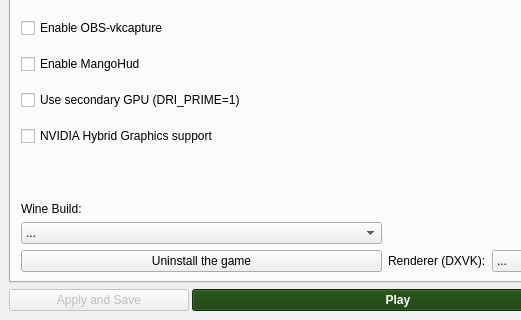
Old version of the form src/installer.ui in the repository polkaulfield/lol-for-linux-installer; both pictures show x 0 to 521 and y 86 to 406 of the 613 by 406 pixel window.
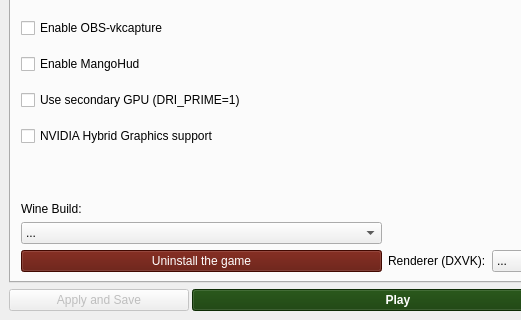
New version of the form. The open tabs and pages were chosen to show the change. Icons and pictures are not drawn.

Commit message: Change color palette of some buttons

Patch:
```diff
--- a/src/installer.ui
+++ b/src/installer.ui
@@ -772,6 +772,448 @@
                        <verstretch>0</verstretch>
                       </sizepolicy>
                      </property>
+                     <property name="palette">
+                      <palette>
+                       <active>
+                        <colorrole role="WindowText">
+                         <brush brushstyle="SolidPattern">
+                          <color alpha="255">
+                           <red>255</red>
+                           <green>255</green>
+                           <blue>255</blue>
+                          </color>
+                         </brush>
+                        </colorrole>
+                        <colorrole role="Button">
+                         <brush brushstyle="SolidPattern">
+                          <color alpha="255">
+                           <red>93</red>
+                           <green>13</green>
+                           <blue>2</blue>
+                          </color>
+                         </brush>
+                        </colorrole>
+                        <colorrole role="Light">
+                         <brush brushstyle="SolidPattern">
+                          <color alpha="255">
+                           <red>139</red>
+                           <green>19</green>
+                           <blue>3</blue>
+                          </color>
+                         </brush>
+                        </colorrole>
+                        <colorrole role="Midlight">
+                         <brush brushstyle="SolidPattern">
+                          <color alpha="255">
+                           <red>116</red>
+                           <green>16</green>
+                           <blue>2</blue>
+                          </color>
+                         </brush>
+                        </colorrole>
+                        <colorrole role="Dark">
+                         <brush brushstyle="SolidPattern">
+                          <color alpha="255">
+                           <red>46</red>
+                           <green>6</green>
+                           <blue>1</blue>
+                          </color>
+                         </brush>
+                        </colorrole>
+                        <colorrole role="Mid">
+                         <brush brushstyle="SolidPattern">
+                          <color alpha="255">
+                           <red>62</red>
+                           <green>9</green>
+                           <blue>1</blue>
+                          </color>
+                         </brush>
+                        </colorrole>
+                        <colorrole role="Text">
+                         <brush brushstyle="SolidPattern">
+                          <color alpha="255">
+                           <red>255</red>
+                           <green>255</green>
+                           <blue>255</blue>
+                          </color>
+                         </brush>
+                        </colorrole>
+                        <colorrole role="BrightText">
+                         <brush brushstyle="SolidPattern">
+                          <color alpha="255">
+                           <red>255</red>
+                           <green>255</green>
+                           <blue>255</blue>
+                          </color>
+                         </brush>
+                        </colorrole>
+                        <colorrole role="ButtonText">
+                         <brush brushstyle="SolidPattern">
+                          <color alpha="255">
+                           <red>255</red>
+                           <green>255</green>
+                           <blue>255</blue>
+                          </color>
+                         </brush>
+                        </colorrole>
+                        <colorrole role="Base">
+                         <brush brushstyle="SolidPattern">
+                          <color alpha="255">
+                           <red>0</red>
+                           <green>0</green>
+                           <blue>0</blue>
+                          </color>
+                         </brush>
+                        </colorrole>
+                        <colorrole role="Window">
+                         <brush brushstyle="SolidPattern">
+                          <color alpha="255">
+                           <red>93</red>
+                           <green>13</green>
+                           <blue>2</blue>
+                          </color>
+                         </brush>
+                        </colorrole>
+                        <colorrole role="Shadow">
+                         <brush brushstyle="SolidPattern">
+                          <color alpha="255">
+                           <red>0</red>
+                           <green>0</green>
+                           <blue>0</blue>
+                          </color>
+                         </brush>
+                        </colorrole>
+                        <colorrole role="AlternateBase">
+                         <brush brushstyle="SolidPattern">
+                          <color alpha="255">
+                           <red>46</red>
+                           <green>6</green>
+                           <blue>1</blue>
+                          </color>
+                         </brush>
+                        </colorrole>
+                        <colorrole role="ToolTipBase">
+                         <brush brushstyle="SolidPattern">
+                          <color alpha="255">
+                           <red>255</red>
+                           <green>255</green>
+                           <blue>220</blue>
+                          </color>
+                         </brush>
+                        </colorrole>
+                        <colorrole role="ToolTipText">
+                         <brush brushstyle="SolidPattern">
+                          <color alpha="255">
+                           <red>0</red>
+                           <green>0</green>
+                           <blue>0</blue>
+                          </color>
+                         </brush>
+                        </colorrole>
+                        <colorrole role="PlaceholderText">
+                         <brush brushstyle="SolidPattern">
+                          <color alpha="128">
+                           <red>255</red>
+                           <green>255</green>
+                           <blue>255</blue>
+                          </color>
+                         </brush>
+                        </colorrole>
+                       </active>
+                       <inactive>
+                        <colorrole role="WindowText">
+                         <brush brushstyle="SolidPattern">
+                          <color alpha="255">
+                           <red>255</red>
+                           <green>255</green>
+                           <blue>255</blue>
+                          </color>
+                         </brush>
+                        </colorrole>
+                        <colorrole role="Button">
+                         <brush brushstyle="SolidPattern">
+                          <color alpha="255">
+                           <red>93</red>
+                           <green>13</green>
+                           <blue>2</blue>
+                          </color>
+                         </brush>
+                        </colorrole>
+                        <colorrole role="Light">
+                         <brush brushstyle="SolidPattern">
+                          <color alpha="255">
+                           <red>139</red>
+                           <green>19</green>
+                           <blue>3</blue>
+                          </color>
+                         </brush>
+                        </colorrole>
+                        <colorrole role="Midlight">
+                         <brush brushstyle="SolidPattern">
+                          <color alpha="255">
+                           <red>116</red>
+                           <green>16</green>
+                           <blue>2</blue>
+                          </color>
+                         </brush>
+                        </colorrole>
+                        <colorrole role="Dark">
+                         <brush brushstyle="SolidPattern">
+                          <color alpha="255">
+                           <red>46</red>
+                           <green>6</green>
+                           <blue>1</blue>
+                          </color>
+                         </brush>
+                        </colorrole>
+                        <colorrole role="Mid">
+                         <brush brushstyle="SolidPattern">
+                          <color alpha="255">
+                           <red>62</red>
+                           <green>9</green>
+                           <blue>1</blue>
+                          </color>
+                         </brush>
+                        </colorrole>
+                        <colorrole role="Text">
+                         <brush brushstyle="SolidPattern">
+                          <color alpha="255">
+                           <red>255</red>
+                           <green>255</green>
+                           <blue>255</blue>
+                          </color>
+                         </brush>
+                        </colorrole>
+                        <colorrole role="BrightText">
+                         <brush brushstyle="SolidPattern">
+                          <color alpha="255">
+                           <red>255</red>
+                           <green>255</green>
+                           <blue>255</blue>
+                          </color>
+                         </brush>
+                        </colorrole>
+                        <colorrole role="ButtonText">
+                         <brush brushstyle="SolidPattern">
+                          <color alpha="255">
+                           <red>255</red>
+                           <green>255</green>
+                           <blue>255</blue>
+                          </color>
+                         </brush>
+                        </colorrole>
+                        <colorrole role="Base">
+                         <brush brushstyle="SolidPattern">
+                          <color alpha="255">
+                           <red>0</red>
+                           <green>0</green>
+                           <blue>0</blue>
+                          </color>
+                         </brush>
+                        </colorrole>
+                        <colorrole role="Window">
+                         <brush brushstyle="SolidPattern">
+                          <color alpha="255">
+                           <red>93</red>
+                           <green>13</green>
+                           <blue>2</blue>
+                          </color>
+                         </brush>
+                        </colorrole>
+                        <colorrole role="Shadow">
+                         <brush brushstyle="SolidPattern">
+                          <color alpha="255">
+                           <red>0</red>
+                           <green>0</green>
+                           <blue>0</blue>
+                          </color>
+                         </brush>
+                        </colorrole>
+                        <colorrole role="AlternateBase">
+                         <brush brushstyle="SolidPattern">
+                          <color alpha="255">
+                           <red>46</red>
+                           <green>6</green>
+                           <blue>1</blue>
+                          </color>
+                         </brush>
+                        </colorrole>
+                        <colorrole role="ToolTipBase">
+                         <brush brushstyle="SolidPattern">
+                          <color alpha="255">
+                           <red>255</red>
+                           <green>255</green>
+                           <blue>220</blue>
+                          </color>
+                         </brush>
+                        </colorrole>
+                        <colorrole role="ToolTipText">
+                         <brush brushstyle="SolidPattern">
+                          <color alpha="255">
+                           <red>0</red>
+                           <green>0</green>
+                           <blue>0</blue>
+                          </color>
+                         </brush>
+                        </colorrole>
+                        <colorrole role="PlaceholderText">
+                         <brush brushstyle="SolidPattern">
+                          <color alpha="128">
+                           <red>255</red>
+                           <green>255</green>
+                           <blue>255</blue>
+                          </color>
+                         </brush>
+                        </colorrole>
+                       </inactive>
+                       <disabled>
+                        <colorrole role="WindowText">
+                         <brush brushstyle="SolidPattern">
+                          <color alpha="255">
+                           <red>46</red>
+                           <green>6</green>
+                           <blue>1</blue>
+                          </color>
+                         </brush>
+                        </colorrole>
+                        <colorrole role="Button">
+                         <brush brushstyle="SolidPattern">
+                          <color alpha="255">
+                           <red>93</red>
+                           <green>13</green>
+                           <blue>2</blue>
+                          </color>
+                         </brush>
+                        </colorrole>
+                        <colorrole role="Light">
+                         <brush brushstyle="SolidPattern">
+                          <color alpha="255">
+                           <red>139</red>
+                           <green>19</green>
+                           <blue>3</blue>
+                          </color>
+                         </brush>
+                        </colorrole>
+                        <colorrole role="Midlight">
+                         <brush brushstyle="SolidPattern">
+                          <color alpha="255">
+                           <red>116</red>
+                           <green>16</green>
+                           <blue>2</blue>
+                          </color>
+                         </brush>
+                        </colorrole>
+                        <colorrole role="Dark">
+                         <brush brushstyle="SolidPattern">
+                          <color alpha="255">
+                           <red>46</red>
+                           <green>6</green>
+                           <blue>1</blue>
+                          </color>
+                         </brush>
+                        </colorrole>
+                        <colorrole role="Mid">
+                         <brush brushstyle="SolidPattern">
+                          <color alpha="255">
+                           <red>62</red>
+                           <green>9</green>
+                           <blue>1</blue>
+                          </color>
+                         </brush>
+                        </colorrole>
+                        <colorrole role="Text">
+                         <brush brushstyle="SolidPattern">
+                          <color alpha="255">
+                           <red>46</red>
+                           <green>6</green>
+                           <blue>1</blue>
+                          </color>
+                         </brush>
+                        </colorrole>
+                        <colorrole role="BrightText">
+                         <brush brushstyle="SolidPattern">
+                          <color alpha="255">
+                           <red>255</red>
+                           <green>255</green>
+                           <blue>255</blue>
+                          </color>
+                         </brush>
+                        </colorrole>
+                        <colorrole role="ButtonText">
+                         <brush brushstyle="SolidPattern">
+                          <color alpha="255">
+                           <red>46</red>
+                           <green>6</green>
+                           <blue>1</blue>
+                          </color>
+                         </brush>
+                        </colorrole>
+                        <colorrole role="Base">
+                         <brush brushstyle="SolidPattern">
+                          <color alpha="255">
+                           <red>93</red>
+                           <green>13</green>
+                           <blue>2</blue>
+                          </color>
+                         </brush>
+                        </colorrole>
+                        <colorrole role="Window">
+                         <brush brushstyle="SolidPattern">
+                          <color alpha="255">
+                           <red>93</red>
+                           <green>13</green>
+                           <blue>2</blue>
+                          </color>
+                         </brush>
+                        </colorrole>
+                        <colorrole role="Shadow">
+                         <brush brushstyle="SolidPattern">
+                          <color alpha="255">
+                           <red>0</red>
+                           <green>0</green>
+                           <blue>0</blue>
+                          </color>
+                         </brush>
+                        </colorrole>
+                        <colorrole role="AlternateBase">
+                         <brush brushstyle="SolidPattern">
+                          <color alpha="255">
+                           <red>93</red>
+                           <green>13</green>
+                           <blue>2</blue>
+                          </color>
+                         </brush>
+                        </colorrole>
+                        <colorrole role="ToolTipBase">
+                         <brush brushstyle="SolidPattern">
+                          <color alpha="255">
+                           <red>255</red>
+                           <green>255</green>
+                           <blue>220</blue>
+                          </color>
+                         </brush>
+                        </colorrole>
+                        <colorrole role="ToolTipText">
+                         <brush brushstyle="SolidPattern">
+                          <color alpha="255">
+                           <red>0</red>
+                           <green>0</green>
+                           <blue>0</blue>
+                          </color>
+                         </brush>
+                        </colorrole>
+                        <colorrole role="PlaceholderText">
+                         <brush brushstyle="SolidPattern">
+                          <color alpha="128">
+                           <red>255</red>
+                           <green>255</green>
+                           <blue>255</blue>
+                          </color>
+                         </brush>
+                        </colorrole>
+                       </disabled>
+                      </palette>
+                     </property>
                      <property name="toolTip">
                       <string>&lt;html&gt;&lt;head/&gt;&lt;body&gt;&lt;p&gt;This removes the game completely.&lt;/p&gt;&lt;p&gt;&lt;br/&gt;&lt;/p&gt;&lt;p&gt;WARNING:&lt;/p&gt;&lt;p&gt;No window asking for confirmation will appear&lt;/p&gt;&lt;/body&gt;&lt;/html&gt;</string>
                      </property>
```
Left out of the diff: 444 changed lines with no effect on the pictures.
